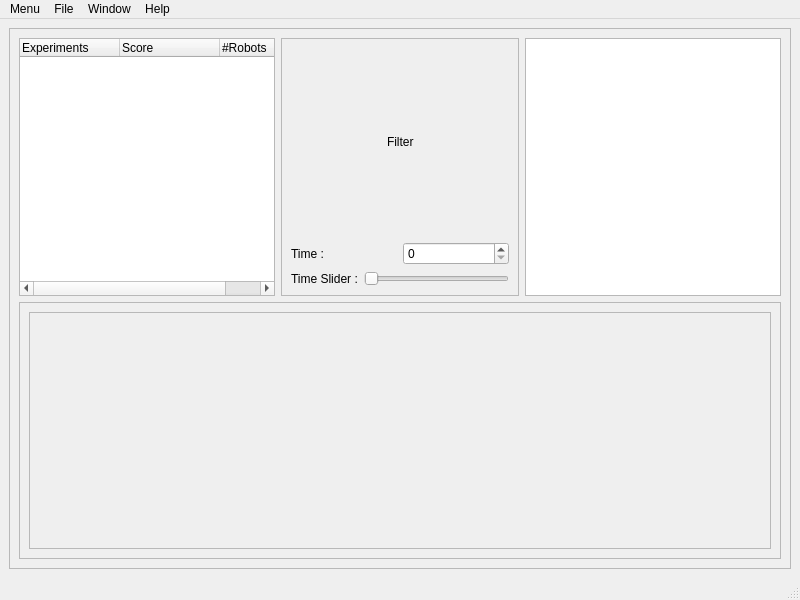
Old version of the form interface2.ui in the repository AmmarHsn/Traces_Analysis_Tool.
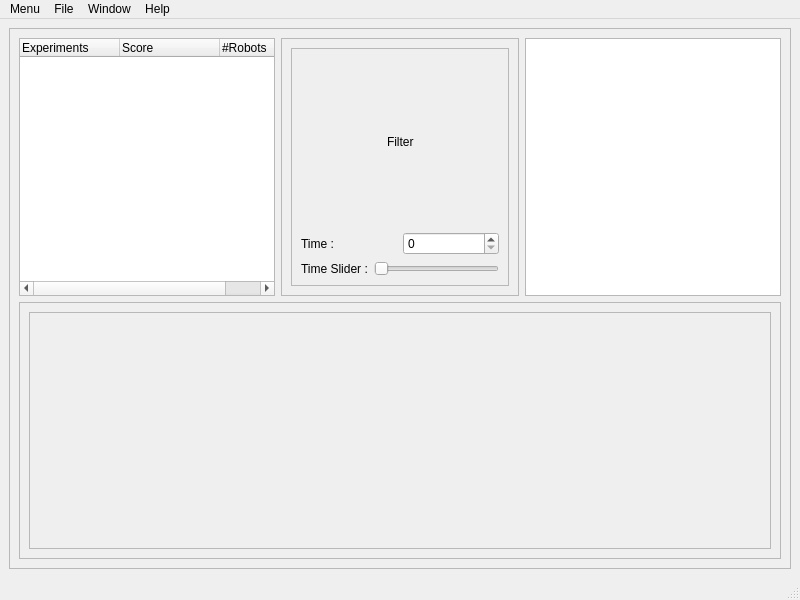
New version of the form.

Diff of the .ui file:
```diff
--- a/interface2.ui
+++ b/interface2.ui
@@ -24,10 +24,13 @@
        <enum>QFrame::Raised</enum>
       </property>
       <layout class="QGridLayout" name="gridLayout_6">
-       <item row="0" column="0">
+       <item row="0" column="1">
         <layout class="QVBoxLayout" name="verticalLayout_3">
          <item>
           <layout class="QHBoxLayout" name="horizontalLayout_4">
+           <property name="sizeConstraint">
+            <enum>QLayout::SetMinimumSize</enum>
+           </property>
            <item>
             <widget class="QTreeWidget" name="my_treeWidget">
              <column>
@@ -57,7 +60,37 @@
              </property>
              <layout class="QGridLayout" name="gridLayout_4">
               <item row="0" column="0">
-               <layout class="QVBoxLayout" name="verticalLayout_2">
+               <widget class="QScrollArea" name="scrollArea_2">
+                <property name="sizePolicy">
+                 <sizepolicy hsizetype="Expanding" vsizetype="Ignored">
+                  <horstretch>0</horstretch>
+                  <verstretch>0</verstretch>
+                 </sizepolicy>
+                </property>
+                <property name="sizeAdjustPolicy">
+                 <enum>QAbstractScrollArea::AdjustIgnored</enum>
+                </property>
+                <property name="widgetResizable">
+                 <bool>true</bool>
+                </property>
+                <property name="alignment">
+                 <set>Qt::AlignLeading|Qt::AlignLeft|Qt::AlignTop</set>
+                </property>
+                <widget class="QWidget" name="scrollAreaWidgetContents_6">
+                 <property name="geometry">
+                  <rect>
+                   <x>0</x>
+                   <y>0</y>
+                   <width>212</width>
+                   <height>232</height>
+                  </rect>
+                 </property>
+                 <layout class="QGridLayout" name="gridLayout_7">
+                  <item row="0" column="0">
+                   <layout class="QVBoxLayout" name="verticalLayout">
+                    <property name="sizeConstraint">
+                     <enum>QLayout::SetDefaultConstraint</enum>
+                    </property>
                 <item>
                  <layout class="QHBoxLayout" name="horizontalLayout_3">
                   <item>
@@ -110,8 +143,6 @@
                  </layout>
                 </item>
                 <item>
-                 <layout class="QHBoxLayout" name="horizontalLayout_5">
-                  <item>
                    <layout class="QHBoxLayout" name="horizontalLayout">
                     <item>
                      <widget class="QLabel" name="label_3">
@@ -132,6 +163,8 @@
                  </layout>
                 </item>
                </layout>
+                </widget>
+               </widget>
               </item>
              </layout>
             </widget>
```
Left out of the diff: 12 changed lines with no effect on the pictures. Lines whose indentation alone changed are shown as unchanged.
